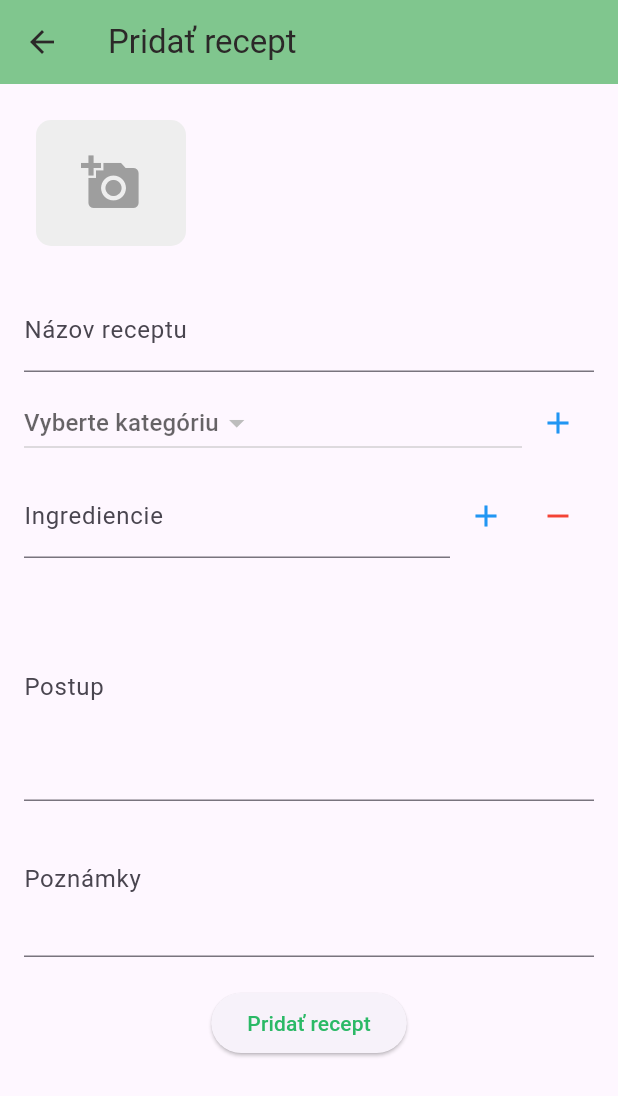
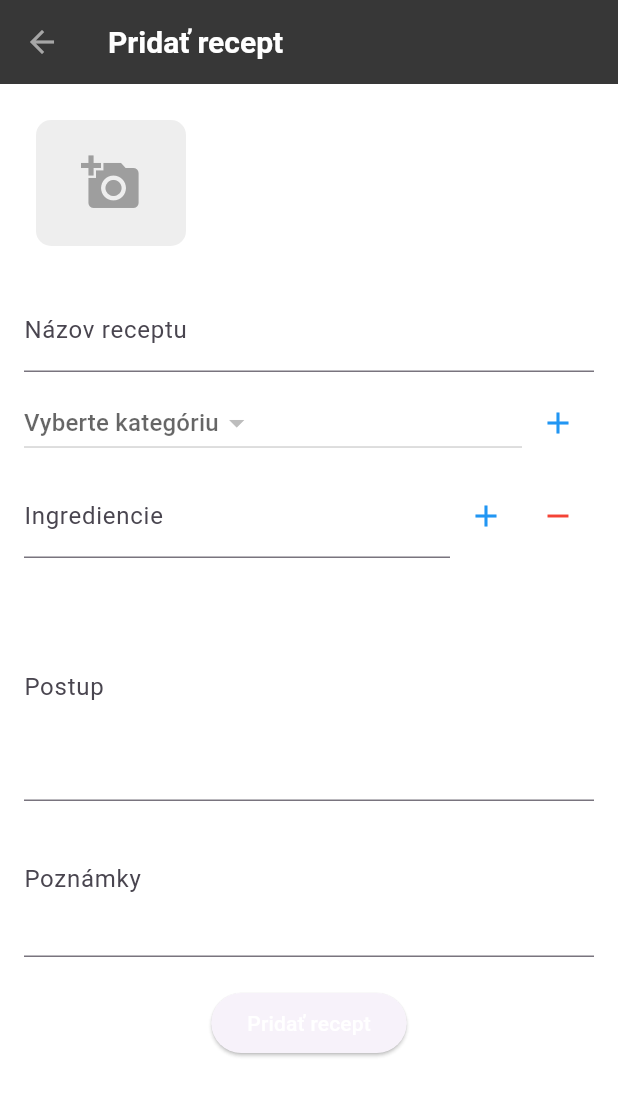
Before and after one commit to Pvarh/flutter_app, a Flutter app: the screen it shows after launch, after a tap on the "add" icon, on a phone screen of 412 x 824 dp. Shown: the top 1096 px of the screen. Run offline on Flutter 3.47's test engine with Material 3 defaults, Android fonts, the light colour scheme and no system bars; our stand-ins replace image_picker, sqflite; accounts and stored records are empty.

Commit message:
update 3

```diff
--- a/lib/main.dart
+++ b/lib/main.dart
@@ -7,7 +7,7 @@ void main() {
   runApp(
     MultiProvider(
       providers: [
-        ChangeNotifierProvider(create: (_) => ReceptProvider()),
+        ChangeNotifierProvider(create: (_) => ReceptProvider()), // State management for recipes
       ],
       child: const MyApp(),
     ),
@@ -20,20 +20,31 @@ class MyApp extends StatelessWidget {
   @override
   Widget build(BuildContext context) {
     return MaterialApp(
-      title: 'Receptár',
+      title: 'Receptár', // App title
+      debugShowCheckedModeBanner: false, // Remove debug banner in the top-right corner
       theme: ThemeData(
-
-      ).copyWith(
+        // Customize the theme
         colorScheme: ThemeData().colorScheme.copyWith(
-          primary: const Color.fromARGB(255, 43, 185, 102),
-          secondary: const Color.fromARGB(255, 233, 118, 11),
-          surface: const Color.fromARGB(255, 128, 198, 142),
-          onSurface: const Color.fromARGB(255, 43, 40, 40),
+              primary: const Color.fromARGB(255, 255, 255, 255), // Primary color
+              secondary: const Color.fromARGB(255, 233, 118, 11), // Accent color
+              surface: const Color.fromARGB(210, 255, 255, 255), // Surface color
+              onSurface: const Color.fromARGB(255, 166, 166, 166), // Text color on surface
+            ),
+        // Add more theme customizations if needed
+        appBarTheme: const AppBarTheme(
+          backgroundColor: Color.fromARGB(200, 0, 0, 0), // AppBar background color
+          titleTextStyle: TextStyle(
+            color: Colors.white, // AppBar title text color
+            fontSize: 20,
+            fontWeight: FontWeight.bold,
+          ),
+        ),
+        textTheme: const TextTheme(
+          bodyLarge: TextStyle(color: Colors.white), // Default text color
+          bodyMedium: TextStyle(color: Colors.white),
         ),
       ),
-      home: const HomeScreen(
-      ),
-
+      home: const HomeScreen(), // Set the home screen
     );
   }
 }
--- a/lib/screens/home_screen.dart
+++ b/lib/screens/home_screen.dart
@@ -26,7 +26,7 @@ class _HomeScreenState extends State<HomeScreen> {
   @override
   Widget build(BuildContext context) {
     return Scaffold(
-      appBar: AppBar(title: const Text('Receptár')),
+
       body: _widgetOptions[_selectedIndex],backgroundColor: Color.fromARGB(236, 255, 255, 255),
       bottomNavigationBar: BottomNavigationBar(
         items: const [
@@ -34,7 +34,7 @@ class _HomeScreenState extends State<HomeScreen> {
           BottomNavigationBarItem(icon: Icon(Icons.add), label: 'Pridať recept'),
         ],
         currentIndex: _selectedIndex,
-        selectedItemColor: const Color.fromARGB(255, 161, 244, 144),backgroundColor: Color.fromARGB(255, 128, 198, 142),
+        selectedItemColor: const Color.fromARGB(255, 161, 244, 144),backgroundColor: Color.fromARGB(179, 0, 0, 0),
         onTap: _onItemTapped,
       ),
     );
```
Also changed, not shown: lib/assets/1.png (added).
